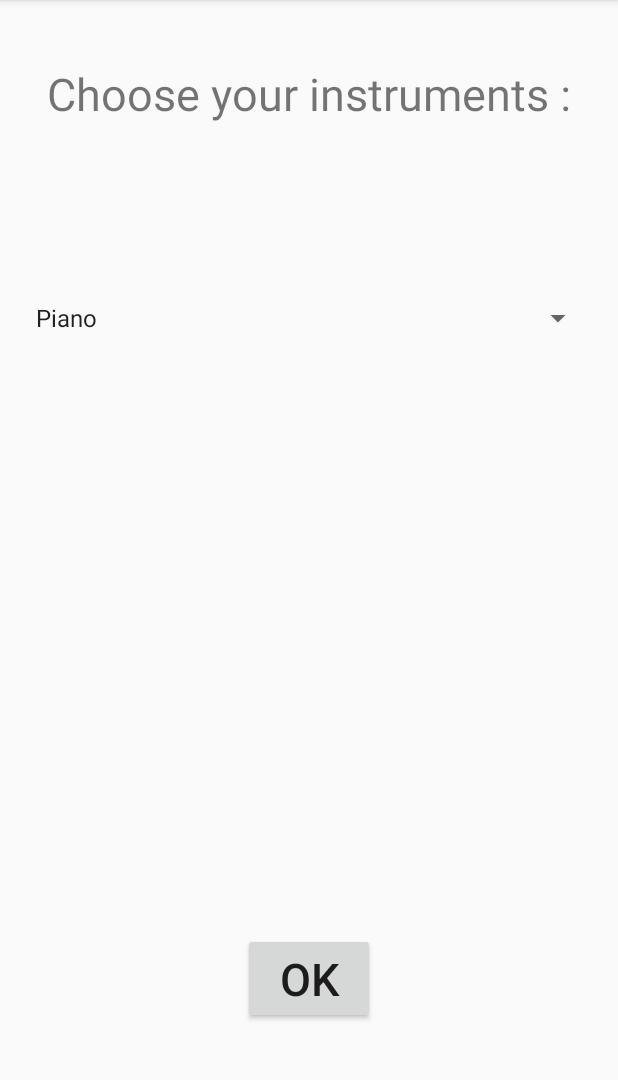
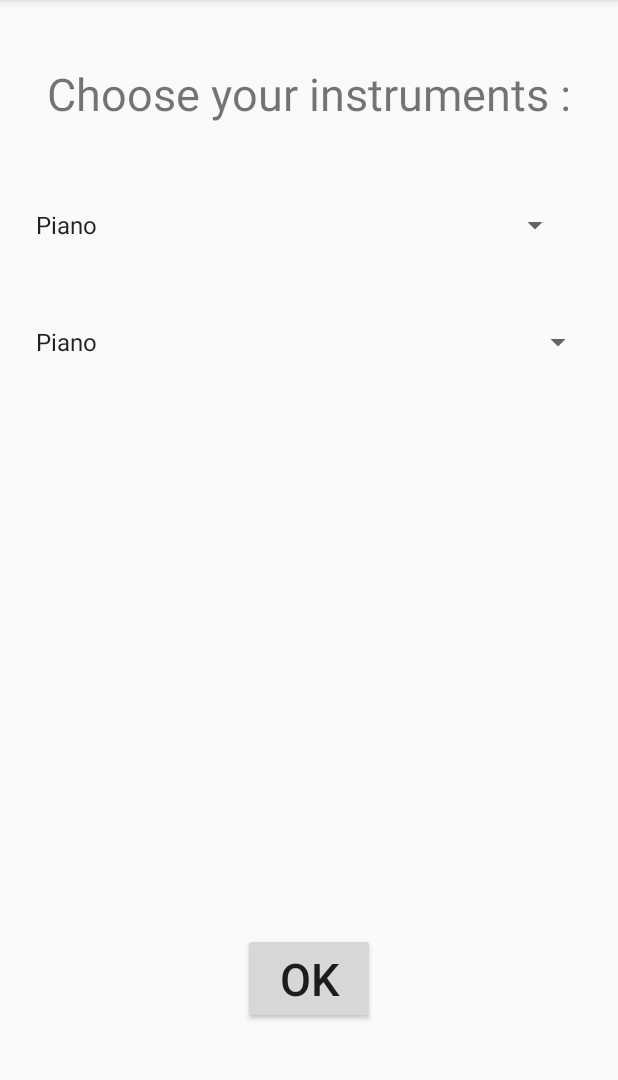
Before and after one commit to ahmed-bensaad/FMTM, an Android app: the InstrumentsChoiceActivity screen opened directly, with no data from a screen before it, on a phone screen of 412 x 824 dp, the part 84-1164 px from its top. Run offline under Robolectric (Android 15) with nearby library versions, the phone set to English and light mode, and no system bars.

Commit message:
Ajout choix d'un 2eme instrument dans l'activité InstrumentsChoiceActivity

```diff
--- a/FromMindToMusic/app/src/main/java/com/oc/rss/frommindtomusic/InstrumentsChoiceActivity.java
+++ b/FromMindToMusic/app/src/main/java/com/oc/rss/frommindtomusic/InstrumentsChoiceActivity.java
@@ -12,14 +12,15 @@ import java.util.ArrayList;
 import java.util.List;
 
 public class InstrumentsChoiceActivity extends AppCompatActivity {
-    private Spinner listeInstruments=null;
+    private Spinner listeInstruments1=null;
+    private Spinner listeInstruments2=null;
 
     @Override
     public void onCreate(Bundle savedInstanceState) {
         super.onCreate(savedInstanceState);
         setContentView(R.layout.activity_instruments_choice);
 
-        listeInstruments = (Spinner) findViewById(R.id.instruments);
+        listeInstruments1 = (Spinner) findViewById(R.id.instrument1);
         List<String> instruments = new ArrayList<String>();
         instruments.add("Piano");
         instruments.add("Violon");
@@ -28,7 +29,10 @@ public class InstrumentsChoiceActivity extends AppCompatActivity {
 
         ArrayAdapter<String> adapter= new ArrayAdapter<String>(this,android.R.layout.simple_spinner_item, instruments);
         adapter.setDropDownViewResource(android.R.layout.simple_spinner_dropdown_item);
-        listeInstruments.setAdapter(adapter);
+        listeInstruments1.setAdapter(adapter);
+
+        listeInstruments2 = (Spinner) findViewById(R.id.instrument2);
+        listeInstruments2.setAdapter(adapter);
 
         Button ok= (Button) findViewById(R.id.ok);
         ok.setOnClickListener(new View.OnClickListener() {
--- a/FromMindToMusic/app/src/main/res/layout/activity_instruments_choice.xml
+++ b/FromMindToMusic/app/src/main/res/layout/activity_instruments_choice.xml
@@ -20,14 +20,6 @@
         android:layout_marginTop="26dp"
         android:id="@+id/chooseInstruments" />
 
-    <Spinner
-        android:layout_width="match_parent"
-        android:layout_height="wrap_content"
-        android:layout_alignParentTop="true"
-        android:layout_centerHorizontal="true"
-        android:layout_marginTop="184dp"
-        android:id="@+id/instruments" />
-
     <Button
         android:text="Ok"
         android:textSize="30dp"
@@ -38,4 +30,20 @@
         android:layout_centerHorizontal="true"
         android:layout_marginBottom="69dp" />
 
+    <Spinner
+        android:layout_width="match_parent"
+        android:layout_height="wrap_content"
+        android:layout_marginTop="55dp"
+        android:id="@+id/instrument1"
+        android:layout_below="@+id/chooseInstruments"
+        android:layout_alignEnd="@+id/chooseInstruments" />
+
+    <Spinner
+        android:layout_width="match_parent"
+        android:layout_height="wrap_content"
+        android:id="@+id/instrument2"
+        android:layout_below="@+id/instrument1"
+        android:layout_alignParentStart="true"
+        android:layout_marginTop="54dp" />
+
 </RelativeLayout>
```
